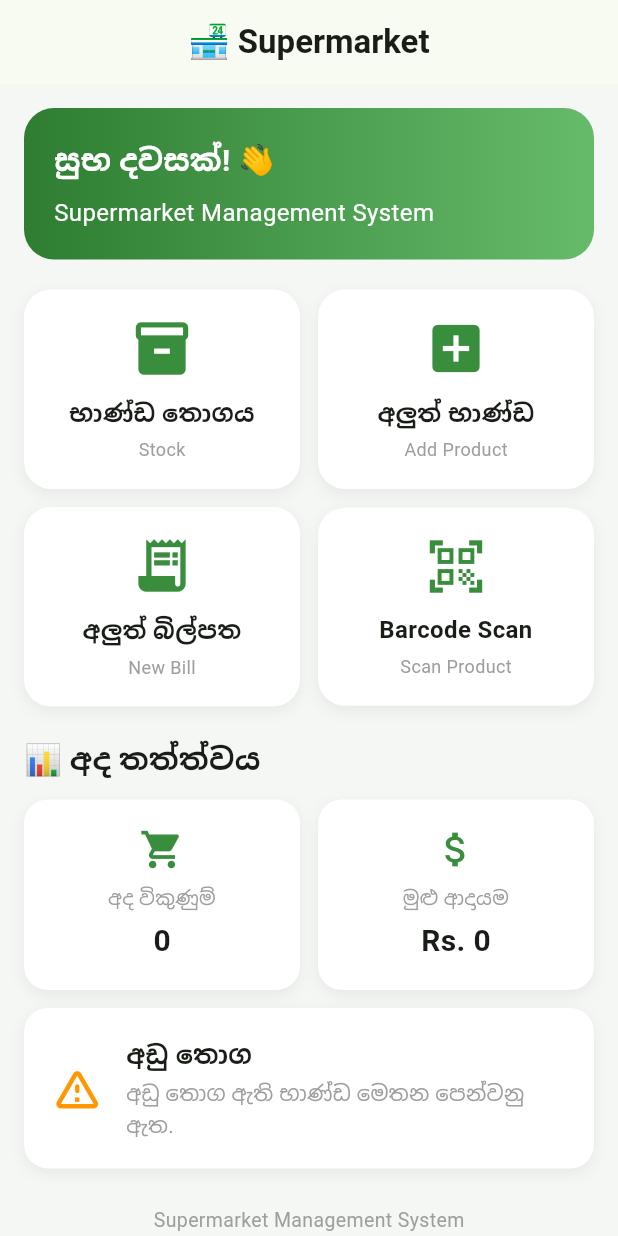
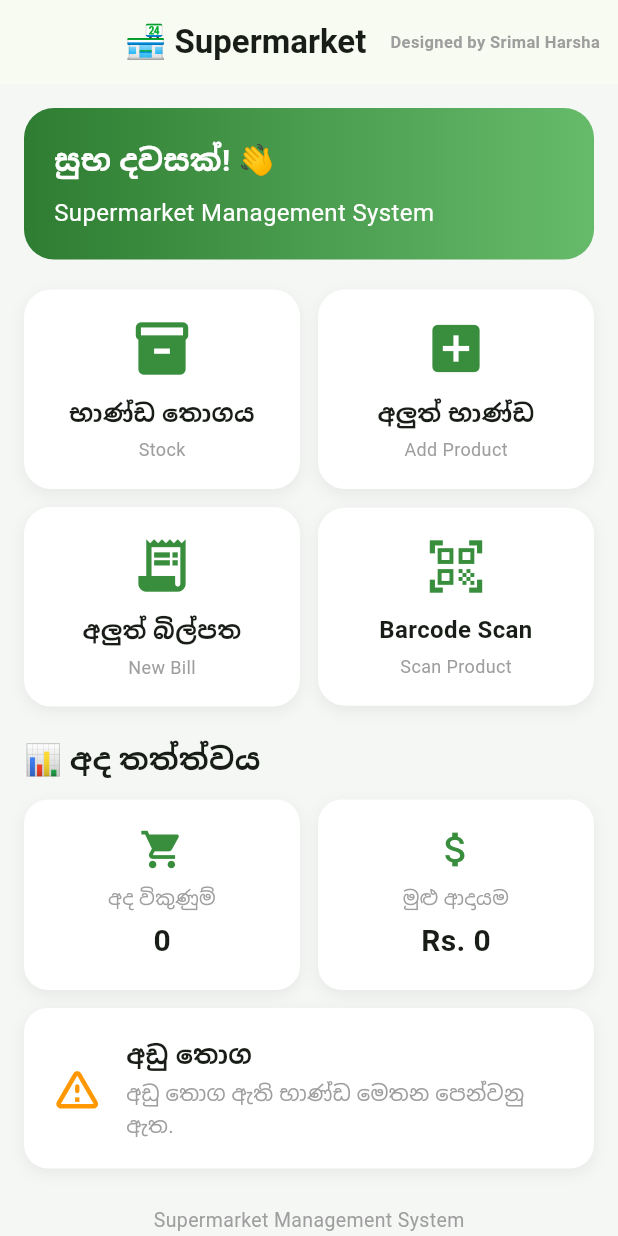
Before and after one commit to srimalharsha/supermarket_app, a Flutter app: the screen it shows after launch, on a phone screen of 412 x 824 dp. Run offline on Flutter 3.47's test engine with Material 3 defaults, Android fonts, the phone set to English and light mode, and no system bars; our stand-ins replace firebase_core; accounts and stored records are empty.

Commit message:
Add Designed by Srimal Harsha to app header

```diff
--- a/lib/main.dart
+++ b/lib/main.dart
@@ -34,6 +34,21 @@ class HomePage extends StatelessWidget {
           style: TextStyle(fontWeight: FontWeight.bold),
         ),
         centerTitle: true,
+        actions: const [
+          Padding(
+            padding: EdgeInsets.only(right: 12),
+            child: Center(
+              child: Text(
+                'Designed by Srimal Harsha',
+                style: TextStyle(
+                  fontSize: 11,
+                  fontWeight: FontWeight.w600,
+                  color: Colors.grey,
+                ),
+              ),
+            ),
+          ),
+        ],
       ),
       body: SingleChildScrollView(
         padding: const EdgeInsets.all(16),
@@ -73,9 +88,7 @@ class HomePage extends StatelessWidget {
                 ],
               ),
             ),
-
             const SizedBox(height: 20),
-
             Row(
               children: [
                 Expanded(
@@ -97,9 +110,7 @@ class HomePage extends StatelessWidget {
                 ),
               ],
             ),
-
             const SizedBox(height: 12),
-
             Row(
               children: [
                 Expanded(
@@ -121,9 +132,7 @@ class HomePage extends StatelessWidget {
                 ),
               ],
             ),
-
             const SizedBox(height: 20),
-
             const Text(
               '📊 අද තත්ත්වය',
               style: TextStyle(
@@ -131,9 +140,7 @@ class HomePage extends StatelessWidget {
                 fontWeight: FontWeight.bold,
               ),
             ),
-
             const SizedBox(height: 12),
-
             Row(
               children: [
                 Expanded(
@@ -153,9 +160,7 @@ class HomePage extends StatelessWidget {
                 ),
               ],
             ),
-
             const SizedBox(height: 12),
-
             Container(
               padding: const EdgeInsets.all(18),
               decoration: BoxDecoration(
@@ -199,9 +204,7 @@ class HomePage extends StatelessWidget {
                 ],
               ),
             ),
-
             const SizedBox(height: 25),
-
             const Center(
               child: Text(
                 'Supermarket Management System',
```
